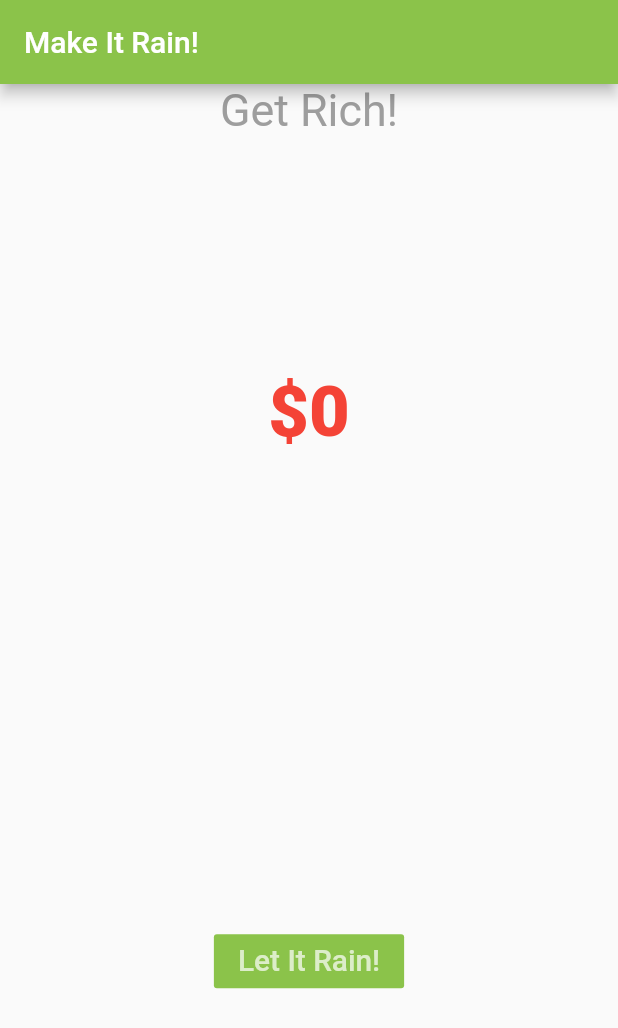
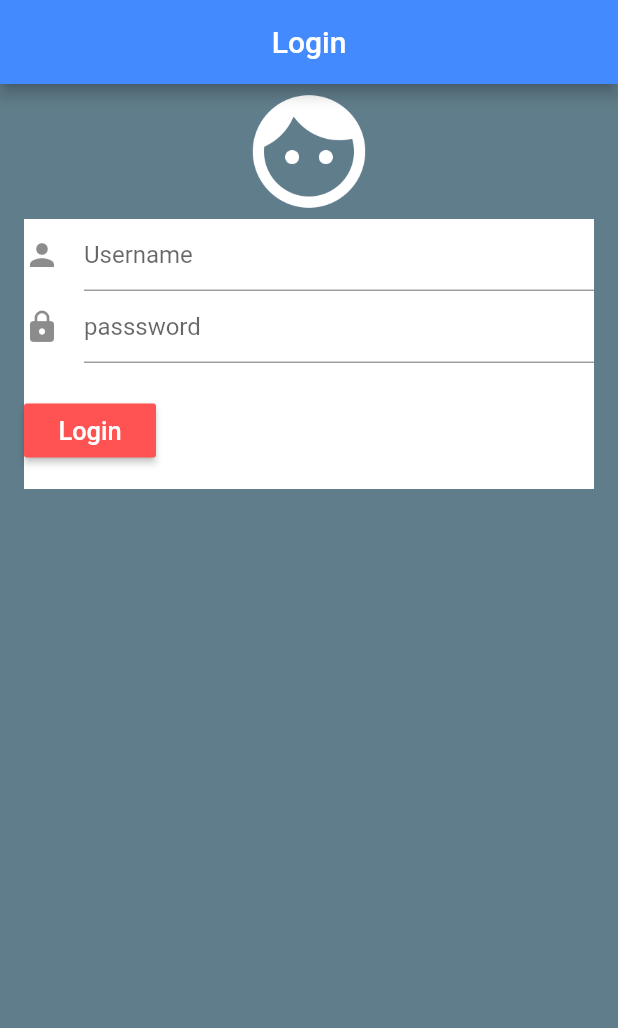
Before and after one commit to divyang7777/learn_flutter, a Flutter app: the screen it shows after launch, on a phone screen of 412 x 824 dp. Shown: the top 1028 px of the screen. Run offline on Flutter 3.47's test engine with Material 2 defaults, Android fonts, the phone set to English and light mode, and no system bars.

Commit message:
created the login form

```diff
--- /dev/null
+++ b/lib/UI/Login.dart
@@ -0,0 +1,77 @@
+import 'package:flutter/material.dart';
+
+class Login extends StatefulWidget {
+  @override
+  State<StatefulWidget> createState() {
+    // TODO: implement createState
+    return new LoginState();
+  }
+}
+
+class LoginState extends State<Login> {
+  final TextEditingController _userController = new TextEditingController();
+  final TextEditingController _passwordController = new TextEditingController();
+
+  @override
+  Widget build(BuildContext context) {
+    // TODO: implement build
+    return new Scaffold(
+      appBar: AppBar(
+        title: new Text('Login'),
+        centerTitle: true,
+        backgroundColor: Colors.blueAccent,
+      ),
+      backgroundColor: Colors.blueGrey,
+      body: new Container(
+        alignment: Alignment.topCenter,
+        child: new Column(
+          children: <Widget>[
+            new Image.asset(
+              'images/face.png',
+              width: 90.0,
+              height: 90.0,
+              color: Colors.white,
+            ),
+            new Container(
+              height: 180.0,
+              width: 380.0,
+              color: Colors.white,
+              child: new Column(
+                children: <Widget>[
+                  new TextField(
+                    controller: _userController,
+                    decoration: new InputDecoration(
+                        hintText: 'Username', icon: new Icon(Icons.person)),
+                  ),
+                  new TextField(
+                    controller: _passwordController,
+                    decoration: new InputDecoration(
+                        hintText: 'passsword', icon: new Icon(Icons.lock)),
+                  ),
+                  new Padding(
+                    padding: new EdgeInsets.all(10.5)
+                  ),
+                  new Center(
+                      child: new Row(
+                    children: <Widget>[
+                      new Container(
+                        child: new RaisedButton(
+                            color: Colors.redAccent,
+                            child: new Text(
+                              'Login',
+                              style: new TextStyle(
+                                  color: Colors.white, fontSize: 16.9),
+                            ),
+                            onPressed: () => debugPrint('Login')),
+                      )
+                    ],
+                  ))
+                ],
+              ),
+            )
+          ],
+        ),
+      ),
+    );
+  }
+}
--- a/lib/main.dart
+++ b/lib/main.dart
@@ -1,11 +1,13 @@
 import 'package:flutter/material.dart';
-import './UI/home.dart';
+import 'package:learn_flutter/UI/Login.dart';
+// import './UI/home.dart';
 
 void main() {
   var title = 'Make It Rain!';
   runApp(new MaterialApp(
     title: title,
-    home: new MakeItRain(),
+    home: new Login(),
+    // home: new MakeItRain(),
     // home:Home(title: title,),
   ));
 }
--- a/pubspec.yaml
+++ b/pubspec.yaml
@@ -41,6 +41,10 @@ flutter:
   #  - images/a_dot_burr.jpeg
   #  - images/a_dot_ham.jpeg
 
+  assets:
+      - images/Target Zero_Logo Final.jpg
+      - images/face.png
+
   # An image asset can refer to one or more resolution-specific "variants", see
   # https://flutter.io/assets-and-images/#resolution-aware.
 
```
Also changed, not shown: images/Target Zero_Logo Final.jpg (added), images/face.png (added).
